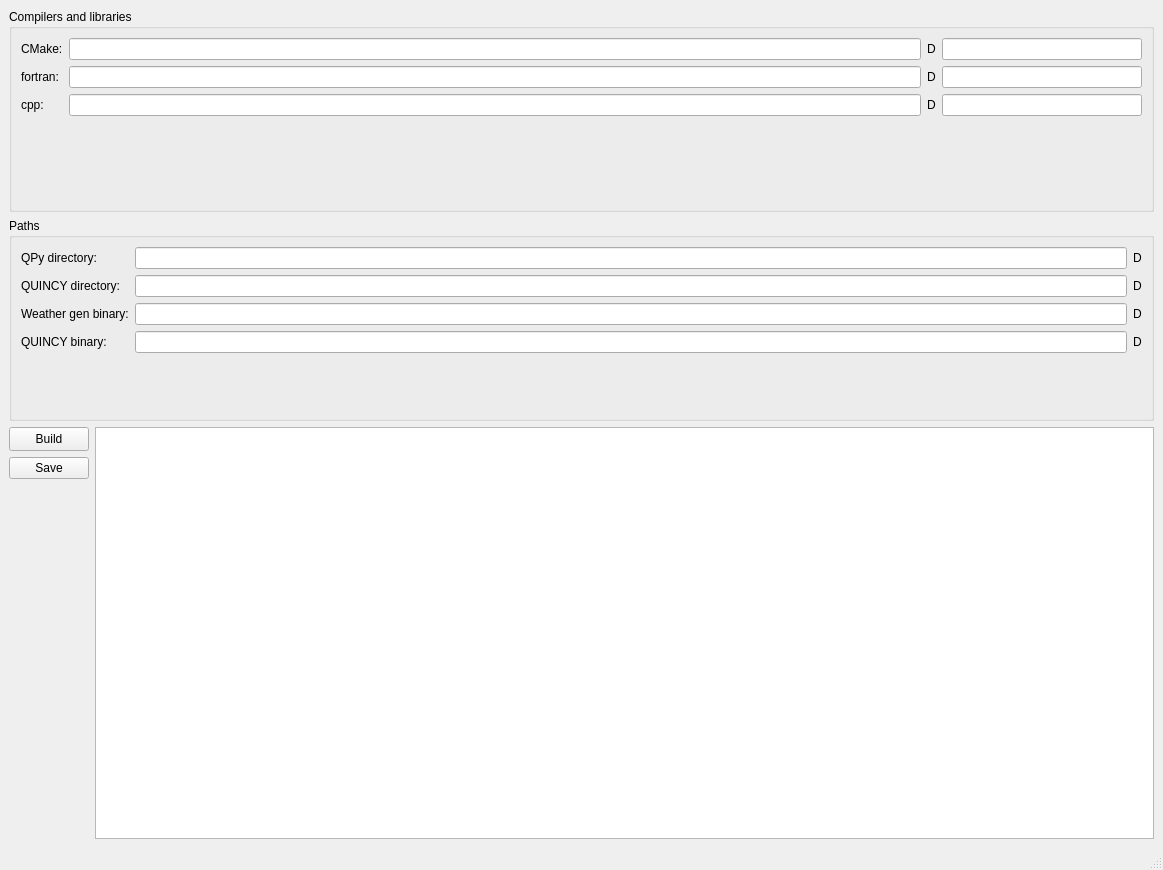
Qt form src/mui/designs/setup.ui (PhillipPapastefanou/QPy) before a commit.
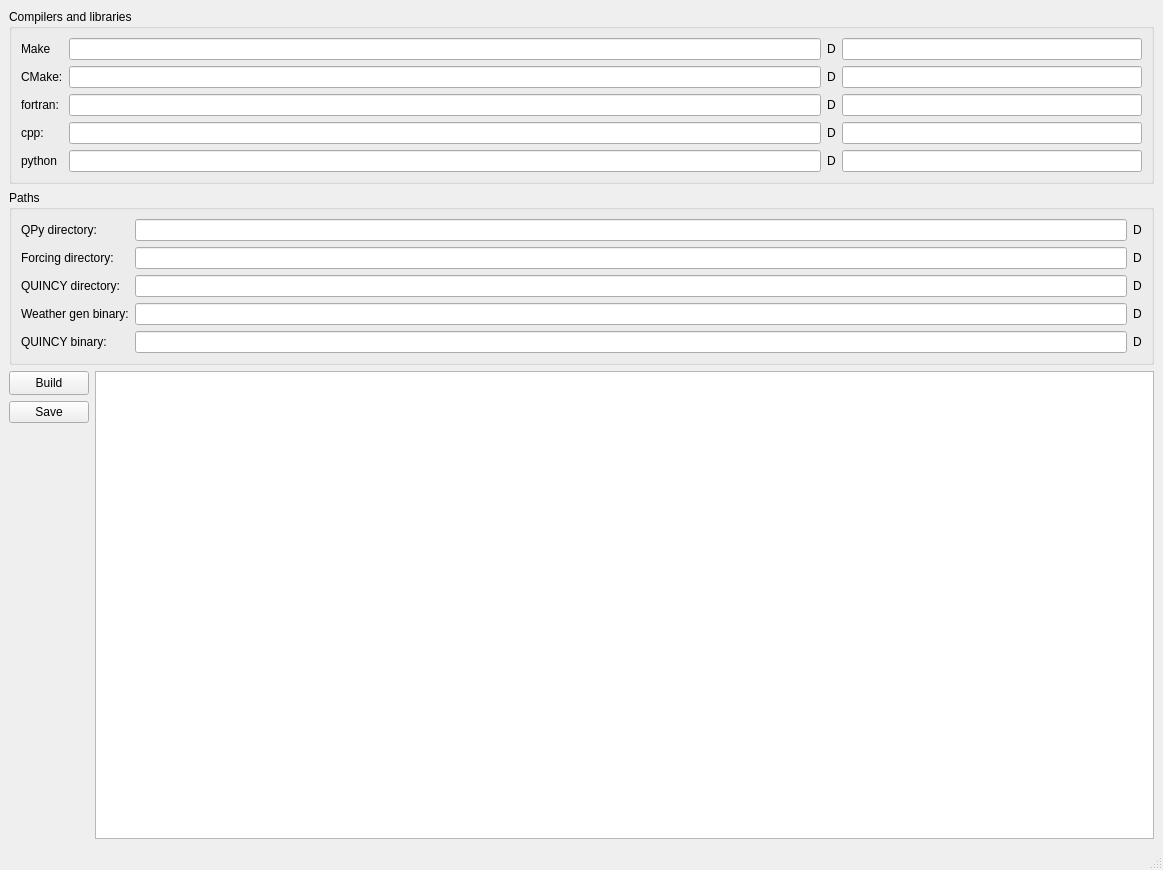
The same form after that commit.

```diff
--- a/src/mui/designs/setup.ui
+++ b/src/mui/designs/setup.ui
@@ -23,27 +23,112 @@
          <string>Compilers and libraries</string>
         </property>
         <layout class="QGridLayout" name="gridLayout_2">
-         <item row="1" column="0">
+         <item row="0" column="0">
+          <widget class="QLabel" name="label_8">
+           <property name="text">
+            <string>Make</string>
+           </property>
+          </widget>
+         </item>
+         <item row="1" column="1">
+          <widget class="QLineEdit" name="lineEdit_path_cmake"/>
+         </item>
+         <item row="5" column="3">
+          <widget class="QLineEdit" name="lineEdit_python_version">
+           <property name="maximumSize">
+            <size>
+             <width>300</width>
+             <height>16777215</height>
+            </size>
+           </property>
+          </widget>
+         </item>
+         <item row="1" column="2">
+          <widget class="QLabel" name="label_cmake_found">
+           <property name="text">
+            <string>D</string>
+           </property>
+          </widget>
+         </item>
+         <item row="2" column="1">
+          <widget class="QLineEdit" name="lineEdit_path_fortran"/>
+         </item>
+         <item row="5" column="1">
+          <widget class="QLineEdit" name="lineEdit_path_python"/>
+         </item>
+         <item row="2" column="2">
+          <widget class="QLabel" name="label_fortran_found">
+           <property name="text">
+            <string>D</string>
+           </property>
+          </widget>
+         </item>
+         <item row="1" column="3">
+          <widget class="QLineEdit" name="lineEdit_cmake_version">
+           <property name="maximumSize">
+            <size>
+             <width>300</width>
+             <height>16777215</height>
+            </size>
+           </property>
+          </widget>
+         </item>
+         <item row="3" column="0">
+          <widget class="QLabel" name="label">
+           <property name="text">
+            <string>cpp:</string>
+           </property>
+          </widget>
+         </item>
+         <item row="3" column="3">
+          <widget class="QLineEdit" name="lineEdit_cpp_version">
+           <property name="maximumSize">
+            <size>
+             <width>300</width>
+             <height>16777215</height>
+            </size>
+           </property>
+          </widget>
+         </item>
+         <item row="2" column="0">
           <widget class="QLabel" name="label_3">
            <property name="text">
             <string>fortran:</string>
            </property>
           </widget>
          </item>
-         <item row="0" column="1">
-          <widget class="QLineEdit" name="lineEdit_path_cmake"/>
-         </item>
-         <item row="2" column="1">
+         <item row="3" column="1">
           <widget class="QLineEdit" name="lineEdit_path_cpp"/>
          </item>
-         <item row="2" column="2">
+         <item row="1" column="0">
+          <widget class="QLabel" name="label_5">
+           <property name="text">
+            <string>CMake:</string>
+           </property>
+          </widget>
+         </item>
+         <item row="5" column="2">
+          <widget class="QLabel" name="label_pythyon_found">
+           <property name="text">
+            <string>D</string>
+           </property>
+          </widget>
+         </item>
+         <item row="3" column="2">
           <widget class="QLabel" name="label_cpp_found">
            <property name="text">
             <string>D</string>
            </property>
           </widget>
          </item>
-         <item row="1" column="3">
+         <item row="5" column="0">
+          <widget class="QLabel" name="label_9">
+           <property name="text">
+            <string>python</string>
+           </property>
+          </widget>
+         </item>
+         <item row="2" column="3">
           <widget class="QLineEdit" name="lineEdit_fortran_version">
            <property name="minimumSize">
             <size>
@@ -53,76 +138,32 @@
            </property>
            <property name="maximumSize">
             <size>
-             <width>200</width>
+             <width>300</width>
              <height>16777215</height>
             </size>
            </property>
           </widget>
          </item>
-         <item row="0" column="2">
-          <widget class="QLabel" name="label_cmake_found">
-           <property name="text">
-            <string>D</string>
-           </property>
-          </widget>
-         </item>
-         <item row="2" column="3">
-          <widget class="QLineEdit" name="lineEdit_cpp_version">
-           <property name="maximumSize">
-            <size>
-             <width>200</width>
-             <height>16777215</height>
-            </size>
-           </property>
-          </widget>
-         </item>
-         <item row="1" column="2">
-          <widget class="QLabel" name="label_fortran_found">
-           <property name="text">
-            <string>D</string>
-           </property>
-          </widget>
-         </item>
-         <item row="2" column="0">
-          <widget class="QLabel" name="label">
-           <property name="text">
-            <string>cpp:</string>
-           </property>
-          </widget>
+         <item row="0" column="1">
+          <widget class="QLineEdit" name="lineEdit_path_make"/>
          </item>
          <item row="0" column="3">
-          <widget class="QLineEdit" name="lineEdit_cmake_version">
+          <widget class="QLineEdit" name="lineEdit_make_version">
            <property name="maximumSize">
             <size>
-             <width>200</width>
+             <width>300</width>
              <height>16777215</height>
             </size>
            </property>
           </widget>
          </item>
-         <item row="0" column="0">
-          <widget class="QLabel" name="label_5">
+         <item row="0" column="2">
+          <widget class="QLabel" name="label_make_found">
            <property name="text">
-            <string>CMake:</string>
+            <string>D</string>
            </property>
           </widget>
          </item>
-         <item row="1" column="1">
-          <widget class="QLineEdit" name="lineEdit_path_fortran"/>
-         </item>
-         <item row="3" column="1">
-          <spacer name="verticalSpacer">
-           <property name="orientation">
-            <enum>Qt::Vertical</enum>
-           </property>
-           <property name="sizeHint" stdset="0">
-            <size>
-             <width>20</width>
-             <height>40</height>
-            </size>
-           </property>
-          </spacer>
-         </item>
         </layout>
        </widget>
       </item>
@@ -132,59 +173,84 @@
          <string>Paths</string>
         </property>
         <layout class="QGridLayout" name="gridLayout_3">
+         <item row="4" column="2">
+          <widget class="QLabel" name="label_weather_gen_binary">
+           <property name="text">
+            <string>D</string>
+           </property>
+          </widget>
+         </item>
+         <item row="1" column="2">
+          <widget class="QLabel" name="label_forcing_directory">
+           <property name="text">
+            <string>D</string>
+           </property>
+          </widget>
+         </item>
+         <item row="4" column="0">
+          <widget class="QLabel" name="label_7">
+           <property name="text">
+            <string>Weather gen binary:</string>
+           </property>
+          </widget>
+         </item>
+         <item row="3" column="2">
+          <widget class="QLabel" name="label_quincy_directory">
+           <property name="text">
+            <string>D</string>
+           </property>
+          </widget>
+         </item>
+         <item row="0" column="0">
+          <widget class="QLabel" name="label_4">
+           <property name="text">
+            <string>QPy directory:</string>
+           </property>
+          </widget>
+         </item>
          <item row="4" column="1">
-          <widget class="QLineEdit" name="lineEdit_quincy_binary"/>
-         </item>
-         <item row="5" column="1">
-          <spacer name="verticalSpacer_2">
-           <property name="orientation">
-            <enum>Qt::Vertical</enum>
-           </property>
-           <property name="sizeHint" stdset="0">
-            <size>
-             <width>20</width>
-             <height>40</height>
-            </size>
-           </property>
-          </spacer>
-         </item>
-         <item row="1" column="0">
-          <widget class="QLabel" name="label_6">
-           <property name="text">
-            <string>QUINCY directory:</string>
-           </property>
-          </widget>
-         </item>
-         <item row="0" column="1">
-          <widget class="QLineEdit" name="lineEdit_QPy_directory"/>
-         </item>
-         <item row="2" column="1">
           <widget class="QLineEdit" name="lineEdit_weather_gen_binary"/>
          </item>
-         <item row="4" column="0">
+         <item row="6" column="0">
           <widget class="QLabel" name="label_2">
            <property name="text">
             <string>QUINCY binary:</string>
            </property>
           </widget>
          </item>
-         <item row="0" column="0">
-          <widget class="QLabel" name="label_4">
-           <property name="text">
-            <string>QPy directory:</string>
-           </property>
-          </widget>
-         </item>
-         <item row="2" column="0">
-          <widget class="QLabel" name="label_7">
-           <property name="text">
-            <string>Weather gen binary:</string>
-           </property>
-          </widget>
-         </item>
          <item row="1" column="1">
+          <widget class="QLineEdit" name="lineEdit_forcing_directory"/>
+         </item>
+         <item row="1" column="0">
+          <widget class="QLabel" name="label_10">
+           <property name="text">
+            <string>Forcing directory:</string>
+           </property>
+          </widget>
+         </item>
+         <item row="6" column="2">
+          <widget class="QLabel" name="label_quincy_binary">
+           <property name="text">
+            <string>D</string>
+           </property>
+          </widget>
+         </item>
+         <item row="3" column="1">
           <widget class="QLineEdit" name="lineEdit_quincy_directory"/>
          </item>
+         <item row="6" column="1">
+          <widget class="QLineEdit" name="lineEdit_quincy_binary"/>
+         </item>
+         <item row="3" column="0">
+          <widget class="QLabel" name="label_6">
+           <property name="text">
+            <string>QUINCY directory:</string>
+           </property>
+          </widget>
+         </item>
+         <item row="0" column="1">
+          <widget class="QLineEdit" name="lineEdit_QPy_directory"/>
+         </item>
          <item row="0" column="2">
           <widget class="QLabel" name="label_qpy_directory">
            <property name="text">
@@ -192,27 +258,6 @@
            </property>
           </widget>
          </item>
-         <item row="1" column="2">
-          <widget class="QLabel" name="label_quincy_directory">
-           <property name="text">
-            <string>D</string>
-           </property>
-          </widget>
-         </item>
-         <item row="2" column="2">
-          <widget class="QLabel" name="label_weather_gen_binary">
-           <property name="text">
-            <string>D</string>
-           </property>
-          </widget>
-         </item>
-         <item row="4" column="2">
-          <widget class="QLabel" name="label_quincy_binary">
-           <property name="text">
-            <string>D</string>
-           </property>
-          </widget>
-         </item>
         </layout>
        </widget>
       </item>
```
